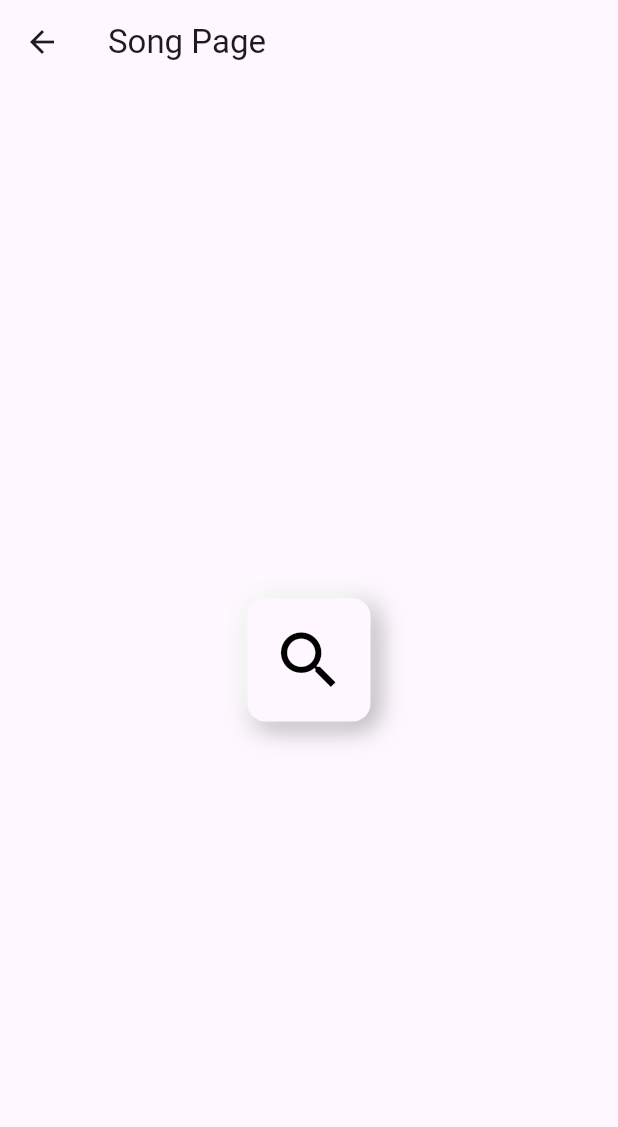
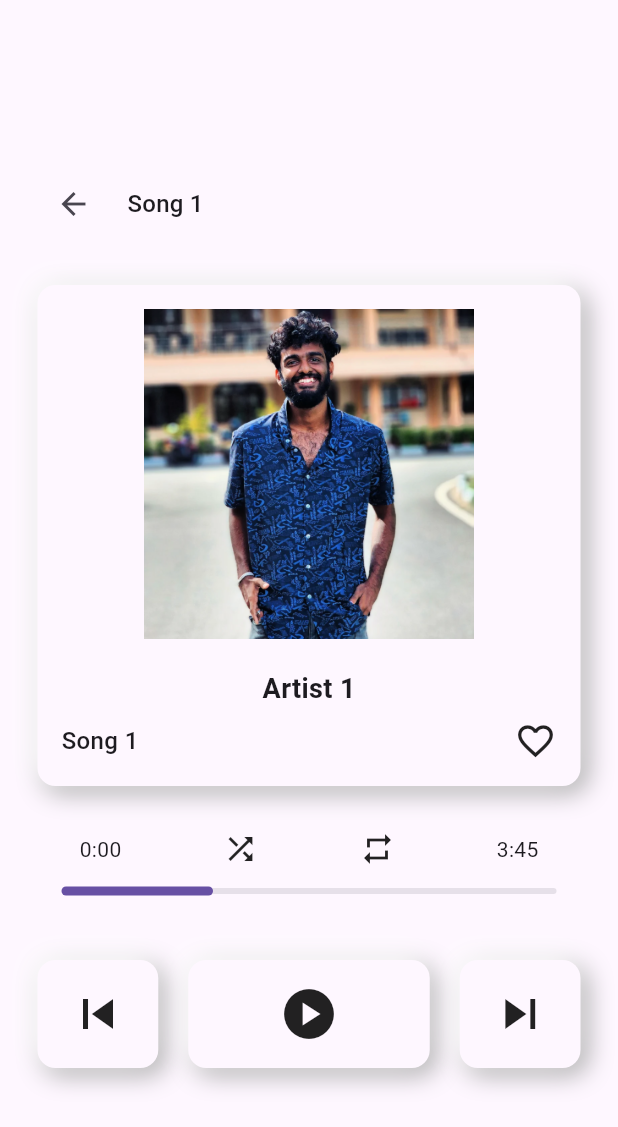
Before and after one commit to HAMYL-Aththnayaka/yazz_player_app_, a Flutter app: the screen it shows after launch, after a tap on "Song 1", on a phone screen of 412 x 824 dp. Shown: the top 1127 px of the screen. Run offline on Flutter 3.47's test engine with Material 3 defaults, Android fonts, the light colour scheme and no system bars.

Commit message:
Box Laayout  sample adede made the layout

```diff
--- a/lib/Pages/song_Page.dart
+++ b/lib/Pages/song_Page.dart
@@ -1,26 +1,155 @@
 import 'package:flutter/material.dart';
+import 'package:provider/provider.dart';
 import 'package:yazz_player_app/compoonents/new_box.dart';
-
+import 'package:yazz_player_app/models/playlistProvider.dart';
 
 class SongPage extends StatelessWidget {
   const SongPage({super.key});
 
   @override
   Widget build(BuildContext context) {
+    return Consumer<PlaylistProvider>(
+      builder: (context, value, child) {
+        if (value.currentIndex == null) {
+          return const Scaffold(body: Center(child: Text('No song selected')));
+        }
+
+        final song = value.playlist[value.currentIndex!];
+
         return Scaffold(
-      appBar: AppBar(
-        title: const Text('Song Page'),
+          backgroundColor: Theme.of(context).colorScheme.background,
+          body: SafeArea(
+            child: Padding(
+              padding: const EdgeInsets.all(25),
+              child: Column(
+                mainAxisAlignment: MainAxisAlignment.center,
+                children: [
+                  /// 🔙 Custom App Bar
+                  Row(
+                    children: [
+                      IconButton(
+                        icon: const Icon(Icons.arrow_back),
+                        onPressed: () => Navigator.pop(context),
                       ),
-      body: Center(
+                      const SizedBox(width: 12),
+                      Expanded(
+                        child: Text(
+                          song.songName,
+                          style: Theme.of(context).textTheme.titleMedium,
+                          overflow: TextOverflow.ellipsis,
+                        ),
+                      ),
+                    ],
+                  ),
+
+                  const SizedBox(height: 30),
+
+                  /// 🎵 Album Section
+                  NewBox(
+                    child: Column(
+                      children: [
+                        Image.asset(
+                          song.albumArtImagePath,
+                          width: 220,
+                          height: 220,
+                          fit: BoxFit.cover,
+                        ),
+                        const SizedBox(height: 20),
+                        Text(
+                          song.artistName,
+                          style: const TextStyle(
+                            fontSize: 18,
+                            fontWeight: FontWeight.bold,
+                          ),
+                        ),
+                        const SizedBox(height: 8),
+                        Row(
+                          mainAxisAlignment: MainAxisAlignment.spaceBetween,
+                          children: [
+                            Text(
+                              song.songName,
+                              style: const TextStyle(
+                                fontSize: 16,
+                                fontWeight: FontWeight.w500,
+                              ),
+                            ),
+                            const Icon(Icons.favorite_border, size: 28),
+                          ],
+                        ),
+                      ],
+                    ),
+                  ),
+
+                  const SizedBox(height: 30),
+
+                  /// ⏱ Time + Controls
+                  Padding(
+                    padding: const EdgeInsets.symmetric(horizontal: 28),
+                    child: Row(
+                      mainAxisAlignment: MainAxisAlignment.spaceBetween,
+                      children: const [
+                        Text('0:00'),
+                        Icon(Icons.shuffle),
+                        Icon(Icons.repeat),
+                        Text('3:45'),
+                      ],
+                    ),
+                  ),
+
+                  SliderTheme(
+                    data: const SliderThemeData(
+                      thumbShape: RoundSliderThumbShape(enabledThumbRadius: 0),
+                      overlayShape: RoundSliderOverlayShape(overlayRadius: 16),
+                    ),
+                    child: Slider(
+                      value: 30,
+                      min: 0,
+                      max: 100,
+                      onChanged: (_) {},
+                    ),
+                  ),
+
+                  const SizedBox(height: 30),
+
+                  Row(
+                    children: [
+                      Expanded(
+                        child: GestureDetector(
+                          onTap: () {},
+                          child: NewBox(
+                           child: Icon(Icons.skip_previous, size: 40),
+                          ),
+                        ),
+                      ),
+                      SizedBox(width: 20),
+                      Expanded(
+                        flex: 2,
+                        child: GestureDetector(
+                          onTap: () {},
                           child: NewBox(
                             child: Icon(
-            Icons.search,
-            size: 50,
-            color:Colors.black
+                              Icons.play_circle, size: 40),
                           ),
+                        ),
+                      ),
+                      SizedBox(width: 20),
+                      Expanded(
+                        child: GestureDetector(
+                          onTap: () {},
+
+                          child: NewBox(
+                            child: Icon(Icons.skip_next, size: 40)),
 
                         ),
                       ),
+                    ],
+                  ),
+                ],
+              ),
+            ),
+          ),
+        );
+      },
     );
   }
 }
```
Lines whose indentation alone changed are shown as unchanged.
